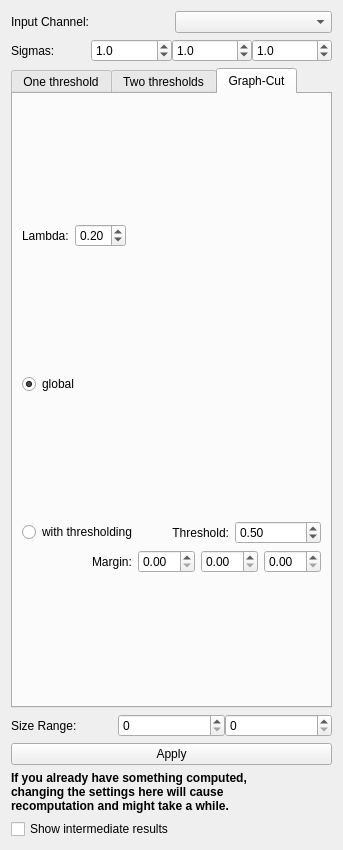
Above: ilastik/applets/thresholdTwoLevels/drawer.ui from ilastik/ilastik before the change. Below: the same form after it.
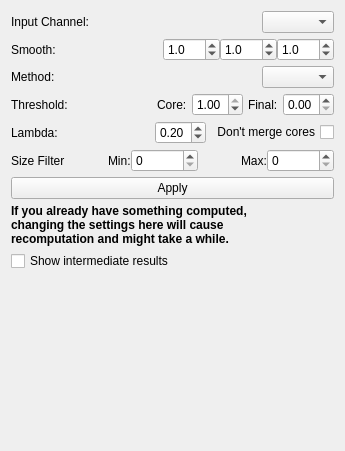
That is the form after the change. The open tabs and pages were chosen to show the change.

Commit message: thresholding: Rearranged drawer GUI, and dropped controls for settings that are no longer available in the operator

The edit to the form file:
```diff
--- a/ilastik/applets/thresholdTwoLevels/drawer.ui
+++ b/ilastik/applets/thresholdTwoLevels/drawer.ui
@@ -6,15 +6,18 @@
    <rect>
     <x>0</x>
     <y>0</y>
-    <width>343</width>
-    <height>850</height>
+    <width>345</width>
+    <height>451</height>
    </rect>
   </property>
   <property name="windowTitle">
    <string>Form</string>
   </property>
-  <layout class="QGridLayout" name="gridLayout">
-   <item row="0" column="0">
+  <layout class="QVBoxLayout" name="verticalLayout">
+   <property name="spacing">
+    <number>5</number>
+   </property>
+   <item>
     <layout class="QHBoxLayout" name="horizontalLayout_5">
      <item>
       <widget class="QLabel" name="label_3">
@@ -26,12 +29,25 @@
        </property>
       </widget>
      </item>
+     <item>
+      <spacer name="horizontalSpacer">
+       <property name="orientation">
+        <enum>Qt::Horizontal</enum>
+       </property>
+       <property name="sizeHint" stdset="0">
+        <size>
+         <width>40</width>
+         <height>20</height>
+        </size>
+       </property>
+      </spacer>
+     </item>
      <item>
       <widget class="QComboBox" name="inputChannelComboBox"/>
      </item>
     </layout>
    </item>
-   <item row="1" column="0">
+   <item>
     <layout class="QHBoxLayout" name="horizontalLayout_2">
      <property name="spacing">
       <number>0</number>
@@ -48,12 +64,31 @@
         <string>&lt;html&gt;&lt;head/&gt;&lt;body&gt;&lt;p&gt;Smooth the input data with a Gaussian with user-defined sigma values for x, y and z. Anisotropic smoothing is allowed, i.e. sigmas can all be different. Look at &lt;span style=&quot; font-weight:600;&quot;&gt;&amp;quot;Smoothed input&amp;quot;&lt;/span&gt; layer for the results (first check the &amp;quot;Show intermediate results&amp;quot; checkbox).&lt;/p&gt;&lt;/body&gt;&lt;/html&gt;</string>
        </property>
        <property name="text">
-        <string>Sigmas:</string>
+        <string>Smooth:</string>
        </property>
       </widget>
      </item>
+     <item>
+      <spacer name="horizontalSpacer_3">
+       <property name="orientation">
+        <enum>Qt::Horizontal</enum>
+       </property>
+       <property name="sizeHint" stdset="0">
+        <size>
+         <width>40</width>
+         <height>20</height>
+        </size>
+       </property>
+      </spacer>
+     </item>
      <item>
       <widget class="QDoubleSpinBox" name="sigmaSpinBox_X">
+       <property name="sizePolicy">
+        <sizepolicy hsizetype="Preferred" vsizetype="Fixed">
+         <horstretch>0</horstretch>
+         <verstretch>0</verstretch>
+        </sizepolicy>
+       </property>
        <property name="toolTip">
         <string>Smoothing sigma: X dimension</string>
        </property>
@@ -120,69 +155,59 @@
      </item>
     </layout>
    </item>
-   <item row="2" column="0">
-    <widget class="QTabWidget" name="tabWidget">
-     <property name="toolTip">
-      <string extracomment="Simple (one threshold) or Advanced(two threshold)">&lt;html&gt;&lt;head/&gt;&lt;body&gt;&lt;p&gt;&lt;span style=&quot; font-weight:600;&quot;&gt;One threshold&lt;/span&gt;: discard all pixel lower than threshold value.&lt;/p&gt;&lt;p&gt;&lt;span style=&quot; font-weight:600;&quot;&gt;Two thresholds&lt;/span&gt;: hysteresis thresholding. High threshold serves for detection, low threshold for segmentation. First the high threshold is applied and all pixels lower than the high threshold are discarded. Size filtering is performed on the objects (connected components). For the remaining objects, pixel value threshold is relaxed to the low threshold value. &lt;/p&gt;&lt;p&gt;&lt;span style=&quot; font-weight:600;&quot;&gt;Graph-Cut&lt;/span&gt;: Ising model segmentation with Graph Cut optimization. &lt;/p&gt;&lt;/body&gt;&lt;/html&gt;</string>
-     </property>
-     <property name="currentIndex">
-      <number>0</number>
-     </property>
-     <widget class="QWidget" name="tab_1">
-      <attribute name="title">
-       <string>One threshold</string>
-      </attribute>
+   <item>
       <layout class="QHBoxLayout" name="horizontalLayout_4">
        <item>
-        <layout class="QHBoxLayout" name="horizontalLayout_7">
-         <item>
           <widget class="QLabel" name="label_6">
            <property name="text">
-            <string>Threshold:</string>
+        <string>Method:</string>
            </property>
           </widget>
          </item>
          <item>
-          <widget class="QDoubleSpinBox" name="thresholdSpinBox">
-           <property name="toolTip">
-            <string>Threshold value</string>
-           </property>
-           <property name="maximum">
-            <double>1.000000000000000</double>
-           </property>
-           <property name="singleStep">
-            <double>0.010000000000000</double>
-           </property>
-          </widget>
-         </item>
-        </layout>
-       </item>
-      </layout>
-     </widget>
-     <widget class="QWidget" name="tab_2">
-      <attribute name="title">
-       <string>Two thresholds</string>
-      </attribute>
-      <layout class="QVBoxLayout" name="verticalLayout_3">
+      <spacer name="horizontalSpacer_4">
+       <property name="orientation">
+        <enum>Qt::Horizontal</enum>
+       </property>
+       <property name="sizeHint" stdset="0">
+        <size>
+         <width>40</width>
+         <height>20</height>
+        </size>
+       </property>
+      </spacer>
+     </item>
+     <item>
+      <widget class="QComboBox" name="methodComboBox"/>
+     </item>
+    </layout>
+   </item>
        <item>
         <layout class="QHBoxLayout" name="horizontalLayout_6">
          <item>
           <widget class="QLabel" name="label_5">
            <property name="text">
-            <string>Thresholds:</string>
+        <string>Threshold:</string>
            </property>
           </widget>
          </item>
          <item>
-          <widget class="QDoubleSpinBox" name="lowThresholdSpinBox">
-           <property name="toolTip">
-            <string>&lt;html&gt;&lt;head/&gt;&lt;body&gt;&lt;p&gt;Low threshold value. Look at &amp;quot;&lt;span style=&quot; font-weight:600;&quot;&gt;After low threshold&lt;/span&gt;&amp;quot; layer for the result of changing this setting (check the &amp;quot;Show intermediate results&amp;quot; checkbox to see it).&lt;/p&gt;&lt;/body&gt;&lt;/html&gt;</string>
-           </property>
-           <property name="maximum">
-            <double>1.000000000000000</double>
-           </property>
-           <property name="singleStep">
-            <double>0.010000000000000</double>
+      <spacer name="horizontalSpacer_2">
+       <property name="orientation">
+        <enum>Qt::Horizontal</enum>
+       </property>
+       <property name="sizeHint" stdset="0">
+        <size>
+         <width>40</width>
+         <height>20</height>
+        </size>
+       </property>
+      </spacer>
+     </item>
+     <item>
+      <widget class="QLabel" name="highThresholdLabel">
+       <property name="text">
+        <string>Core:</string>
            </property>
           </widget>
          </item>
@@ -202,34 +227,53 @@
            </property>
           </widget>
          </item>
-        </layout>
-       </item>
        <item>
-        <widget class="QCheckBox" name="preserveIdentitiesCheckbox">
+      <widget class="QLabel" name="lowThresholdLabel">
          <property name="text">
-          <string>Preserve Identities</string>
+        <string>Final:</string>
+       </property>
+      </widget>
+     </item>
+     <item>
+      <widget class="QDoubleSpinBox" name="lowThresholdSpinBox">
+       <property name="toolTip">
+        <string>&lt;html&gt;&lt;head/&gt;&lt;body&gt;&lt;p&gt;Low threshold value. Look at &amp;quot;&lt;span style=&quot; font-weight:600;&quot;&gt;After low threshold&lt;/span&gt;&amp;quot; layer for the result of changing this setting (check the &amp;quot;Show intermediate results&amp;quot; checkbox to see it).&lt;/p&gt;&lt;/body&gt;&lt;/html&gt;</string>
+       </property>
+       <property name="maximum">
+        <double>1.000000000000000</double>
+       </property>
+       <property name="singleStep">
+        <double>0.010000000000000</double>
          </property>
         </widget>
        </item>
       </layout>
-     </widget>
-     <widget class="QWidget" name="tab_3">
-      <attribute name="title">
-       <string>Graph-Cut</string>
-      </attribute>
-      <layout class="QVBoxLayout" name="tab_gc_outer_layout">
+   </item>
        <item>
-        <layout class="QHBoxLayout" name="tab_gc_lambda_spinbox_layout">
-         <property name="spacing">
-          <number>6</number>
+    <layout class="QHBoxLayout" name="horizontalLayout_7">
+     <property name="sizeConstraint">
+      <enum>QLayout::SetNoConstraint</enum>
          </property>
          <item>
-          <widget class="QLabel" name="label_8">
+      <widget class="QLabel" name="lambdaLabel">
            <property name="text">
             <string>Lambda:</string>
            </property>
           </widget>
          </item>
+     <item>
+      <spacer name="preservedIdentitiesSpacer">
+       <property name="orientation">
+        <enum>Qt::Horizontal</enum>
+       </property>
+       <property name="sizeHint" stdset="0">
+        <size>
+         <width>40</width>
+         <height>20</height>
+        </size>
+       </property>
+      </spacer>
+     </item>
          <item>
           <widget class="QDoubleSpinBox" name="lambdaSpinBoxGC">
            <property name="toolTip">
@@ -247,137 +291,18 @@
           </widget>
          </item>
          <item>
-          <spacer name="horizontalSpacer_2">
-           <property name="orientation">
-            <enum>Qt::Horizontal</enum>
-           </property>
-           <property name="sizeHint" stdset="0">
-            <size>
-             <width>40</width>
-             <height>20</height>
-            </size>
-           </property>
-          </spacer>
-         </item>
-        </layout>
-       </item>
-       <item>
-        <widget class="QRadioButton" name="radioButtonGC_global">
-         <property name="toolTip">
-          <string>Segment the whole dataset at once</string>
-         </property>
+      <widget class="QCheckBox" name="preserveIdentitiesCheckbox">
+       <property name="layoutDirection">
+        <enum>Qt::RightToLeft</enum>
+       </property>
          <property name="text">
-          <string>global</string>
-         </property>
-         <property name="checked">
-          <bool>true</bool>
-         </property>
-        </widget>
-       </item>
-       <item>
-        <layout class="QVBoxLayout" name="verticalLayout_2">
-         <item>
-          <layout class="QHBoxLayout" name="horizontalLayout_8">
-           <item>
-            <widget class="QRadioButton" name="radioButtonGC_local">
-             <property name="toolTip">
-              <string>&lt;html&gt;&lt;head/&gt;&lt;body&gt;&lt;p&gt;Apply thresholding and only segment in the bounding boxes of the objects, found by thresholding. The bounding boxes can be enlarged by specifying the &lt;span style=&quot; font-weight:600;&quot;&gt;margin&lt;/span&gt; below.&lt;/p&gt;&lt;/body&gt;&lt;/html&gt;</string>
-             </property>
-             <property name="text">
-              <string>with thresholding</string>
-             </property>
-             <property name="checked">
-              <bool>false</bool>
-             </property>
-            </widget>
-           </item>
-           <item>
-            <widget class="QLabel" name="label_7">
-             <property name="text">
-              <string>Threshold:</string>
-             </property>
-             <property name="alignment">
-              <set>Qt::AlignRight|Qt::AlignTrailing|Qt::AlignVCenter</set>
-             </property>
-            </widget>
-           </item>
-           <item>
-            <widget class="QDoubleSpinBox" name="thresholdSpinBoxGC">
-             <property name="toolTip">
-              <string>Threshold value</string>
-             </property>
-             <property name="maximum">
-              <double>1.000000000000000</double>
-             </property>
-             <property name="singleStep">
-              <double>0.010000000000000</double>
-             </property>
-             <property name="value">
-              <double>0.500000000000000</double>
-             </property>
-            </widget>
-           </item>
+        <string>Don't merge cores</string>
+       </property>
+      </widget>
+     </item>
           </layout>
          </item>
          <item>
-          <layout class="QHBoxLayout" name="horizontalLayout_9">
-           <item>
-            <spacer name="horizontalSpacer">
-             <property name="orientation">
-              <enum>Qt::Horizontal</enum>
-             </property>
-             <property name="sizeHint" stdset="0">
-              <size>
-               <width>40</width>
-               <height>20</height>
-              </size>
-             </property>
-            </spacer>
-           </item>
-           <item>
-            <widget class="QLabel" name="label_8">
-             <property name="toolTip">
-              <string>Margin, by which the bounding box of thresholded objects in enlarged (XYZ)</string>
-             </property>
-             <property name="text">
-              <string>Margin:</string>
-             </property>
-            </widget>
-           </item>
-           <item>
-            <layout class="QHBoxLayout" name="horizontalLayout_10">
-             <item>
-              <widget class="QDoubleSpinBox" name="marginSpinBoxGC_X">
-               <property name="toolTip">
-                <string>Margin in X</string>
-               </property>
-              </widget>
-             </item>
-             <item>
-              <widget class="QDoubleSpinBox" name="marginSpinBoxGC_Y">
-               <property name="toolTip">
-                <string>Margin in Y</string>
-               </property>
-              </widget>
-             </item>
-             <item>
-              <widget class="QDoubleSpinBox" name="marginSpinBoxGC_Z">
-               <property name="toolTip">
-                <string>Margin in Z</string>
-               </property>
-              </widget>
-             </item>
-            </layout>
-           </item>
-          </layout>
-         </item>
-        </layout>
-       </item>
-      </layout>
-     </widget>
-    </widget>
-   </item>
-   <item row="3" column="0">
     <layout class="QHBoxLayout" name="horizontalLayout_3">
      <property name="spacing">
       <number>0</number>
@@ -388,12 +313,38 @@
         <string>&lt;html&gt;&lt;head/&gt;&lt;body&gt;&lt;p&gt;Minimum and maximum object size for the size filter&lt;/p&gt;&lt;/body&gt;&lt;/html&gt;</string>
        </property>
        <property name="text">
-        <string>Size Range:</string>
+        <string>Size Filter</string>
+       </property>
+      </widget>
+     </item>
+     <item>
+      <spacer name="horizontalSpacer_8">
+       <property name="orientation">
+        <enum>Qt::Horizontal</enum>
+       </property>
+       <property name="sizeHint" stdset="0">
+        <size>
+         <width>40</width>
+         <height>20</height>
+        </size>
+       </property>
+      </spacer>
+     </item>
+     <item>
+      <widget class="QLabel" name="label_9">
+       <property name="text">
+        <string>Min:</string>
        </property>
       </widget>
      </item>
      <item>
       <widget class="QSpinBox" name="minSizeSpinBox">
+       <property name="sizePolicy">
+        <sizepolicy hsizetype="Preferred" vsizetype="Fixed">
+         <horstretch>0</horstretch>
+         <verstretch>0</verstretch>
+        </sizepolicy>
+       </property>
        <property name="toolTip">
         <string>Min object area in pixels</string>
        </property>
@@ -402,8 +353,34 @@
        </property>
       </widget>
      </item>
+     <item>
+      <spacer name="horizontalSpacer_7">
+       <property name="orientation">
+        <enum>Qt::Horizontal</enum>
+       </property>
+       <property name="sizeHint" stdset="0">
+        <size>
+         <width>40</width>
+         <height>20</height>
+        </size>
+       </property>
+      </spacer>
+     </item>
+     <item>
+      <widget class="QLabel" name="label_7">
+       <property name="text">
+        <string>Max:</string>
+       </property>
+      </widget>
+     </item>
      <item>
       <widget class="QSpinBox" name="maxSizeSpinBox">
+       <property name="sizePolicy">
+        <sizepolicy hsizetype="Preferred" vsizetype="Fixed">
+         <horstretch>0</horstretch>
+         <verstretch>0</verstretch>
+        </sizepolicy>
+       </property>
        <property name="toolTip">
         <string>Max object area in pixels</string>
        </property>
@@ -414,7 +391,7 @@
      </item>
     </layout>
    </item>
-   <item row="4" column="0">
+   <item>
     <widget class="QPushButton" name="applyButton">
      <property name="toolTip">
       <string>&lt;html&gt;&lt;head/&gt;&lt;body&gt;&lt;p&gt;Apply all the settings and compute results. If you want to see the final filtering results, don't forget to enable the &lt;span style=&quot; font-weight:600;&quot;&gt;&amp;quot;Final output&amp;quot;&lt;/span&gt; layer in the layer selection widget.&lt;/p&gt;&lt;/body&gt;&lt;/html&gt;</string>
@@ -424,7 +401,7 @@
      </property>
     </widget>
    </item>
-   <item row="5" column="0">
+   <item>
     <widget class="QLabel" name="label_4">
      <property name="font">
       <font>
@@ -442,7 +419,7 @@
      </property>
     </widget>
    </item>
-   <item row="6" column="0">
+   <item>
     <widget class="QCheckBox" name="showDebugCheckbox">
      <property name="toolTip">
       <string>&lt;html&gt;&lt;head/&gt;&lt;body&gt;&lt;p&gt;Show intermediate computation results, such as the segmented objects after thresholding, but before size filter.&lt;/p&gt;&lt;/body&gt;&lt;/html&gt;</string>
@@ -452,6 +429,19 @@
      </property>
     </widget>
    </item>
+   <item>
+    <spacer name="verticalSpacer">
+     <property name="orientation">
+      <enum>Qt::Vertical</enum>
+     </property>
+     <property name="sizeHint" stdset="0">
+      <size>
+       <width>20</width>
+       <height>40</height>
+      </size>
+     </property>
+    </spacer>
+   </item>
   </layout>
   <zorder>tabWidget</zorder>
   <zorder></zorder>
```
Left out of the diff: 13 changed lines with no effect on the pictures. Lines whose indentation alone changed are shown as unchanged. The commit also changes 1 other file.
